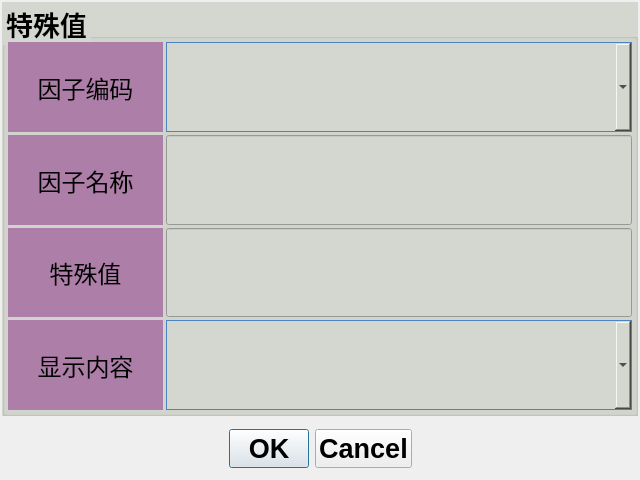
Old version of the form qt-app-master/teshuzhiadd.ui in the repository aa123Eason/workcode.
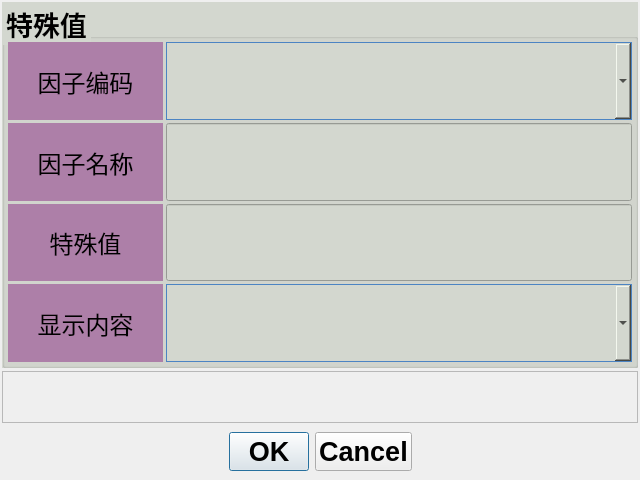
New version of the form. Icons and pictures are not drawn.

Diff of the .ui file:
```diff
--- a/qt-app-master/teshuzhiadd.ui
+++ b/qt-app-master/teshuzhiadd.ui
@@ -19,7 +19,7 @@
   <property name="windowTitle">
    <string>Dialog</string>
   </property>
-  <layout class="QVBoxLayout" name="verticalLayout_2" stretch="7,1">
+  <layout class="QVBoxLayout" name="verticalLayout_2" stretch="7,1,1">
    <property name="spacing">
     <number>3</number>
    </property>
@@ -428,6 +428,48 @@
      </layout>
     </widget>
    </item>
+   <item>
+    <widget class="QFrame" name="frame">
+     <property name="frameShape">
+      <enum>QFrame::StyledPanel</enum>
+     </property>
+     <property name="frameShadow">
+      <enum>QFrame::Raised</enum>
+     </property>
+     <widget class="QPushButton" name="keyboard">
+      <property name="geometry">
+       <rect>
+        <x>310</x>
+        <y>10</y>
+        <width>41</width>
+        <height>41</height>
+       </rect>
+      </property>
+      <property name="sizePolicy">
+       <sizepolicy hsizetype="Fixed" vsizetype="Fixed">
+        <horstretch>0</horstretch>
+        <verstretch>0</verstretch>
+       </sizepolicy>
+      </property>
+      <property name="text">
+       <string/>
+      </property>
+      <property name="icon">
+       <iconset resource="res.qrc">
+        <normaloff>:/images/keyboard-off.png</normaloff>:/images/keyboard-off.png</iconset>
+      </property>
+      <property name="iconSize">
+       <size>
+        <width>32</width>
+        <height>32</height>
+       </size>
+      </property>
+      <property name="flat">
+       <bool>true</bool>
+      </property>
+     </widget>
+    </widget>
+   </item>
    <item>
     <widget class="QDialogButtonBox" name="buttonBox">
      <property name="sizePolicy">
```
Left out of the diff: 4 changed lines with no effect on the pictures.
